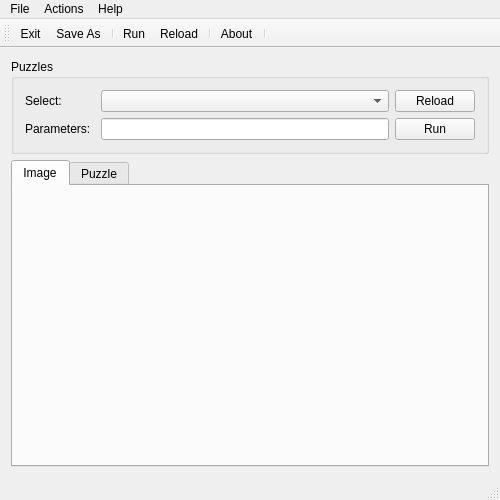
First picture: the form in ImagePuzzles/ImagePuzzles/src/forms/mainwindow.ui, repository Zingam/ImagePuzzles, before the edit.
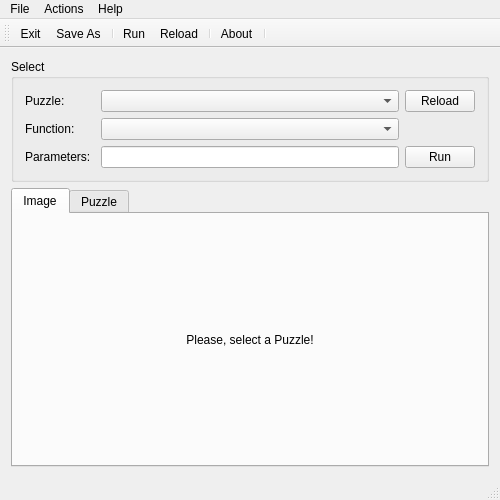
Second picture: the form after the edit.

Patch:
```diff
--- a/ImagePuzzles/ImagePuzzles/src/forms/mainwindow.ui
+++ b/ImagePuzzles/ImagePuzzles/src/forms/mainwindow.ui
@@ -12,7 +12,7 @@
   </property>
   <property name="minimumSize">
    <size>
-    <width>400</width>
+    <width>500</width>
     <height>500</height>
    </size>
   </property>
@@ -24,7 +24,7 @@
     <item>
      <widget class="QGroupBox" name="groupBox_Puzzles">
       <property name="title">
-       <string>Puzzles</string>
+       <string>Select</string>
       </property>
       <layout class="QVBoxLayout" name="verticalLayout_2">
        <item>
@@ -50,7 +50,7 @@
             </size>
            </property>
            <property name="text">
-            <string>Select:</string>
+            <string>Puzzle:</string>
            </property>
           </widget>
          </item>
@@ -69,6 +69,12 @@
              <verstretch>0</verstretch>
             </sizepolicy>
            </property>
+           <property name="maximumSize">
+            <size>
+             <width>70</width>
+             <height>16777215</height>
+            </size>
+           </property>
            <property name="toolTip">
             <string>Reload the selected Puzzle</string>
            </property>
@@ -82,6 +88,45 @@
        <item>
         <layout class="QHBoxLayout" name="horizontalLayout_Puzzles_02">
          <item>
+          <widget class="QLabel" name="label_Implementation">
+           <property name="minimumSize">
+            <size>
+             <width>70</width>
+             <height>0</height>
+            </size>
+           </property>
+           <property name="maximumSize">
+            <size>
+             <width>70</width>
+             <height>16777215</height>
+            </size>
+           </property>
+           <property name="text">
+            <string>Function:</string>
+           </property>
+          </widget>
+         </item>
+         <item>
+          <widget class="QComboBox" name="comboBox_Implementations"/>
+         </item>
+         <item>
+          <widget class="QLabel" name="label_Spacer">
+           <property name="maximumSize">
+            <size>
+             <width>70</width>
+             <height>16777215</height>
+            </size>
+           </property>
+           <property name="text">
+            <string/>
+           </property>
+          </widget>
+         </item>
+        </layout>
+       </item>
+       <item>
+        <layout class="QHBoxLayout" name="horizontalLayout_Puzzles_03">
+         <item>
           <widget class="QLabel" name="label_Puzzles_Parameters">
            <property name="sizePolicy">
             <sizepolicy hsizetype="Preferred" vsizetype="Preferred">
@@ -121,6 +166,12 @@
              <verstretch>0</verstretch>
             </sizepolicy>
            </property>
+           <property name="maximumSize">
+            <size>
+             <width>70</width>
+             <height>16777215</height>
+            </size>
+           </property>
            <property name="toolTip">
             <string>Run the selected Puzzle</string>
            </property>
@@ -155,6 +206,21 @@
        <attribute name="title">
         <string>Image</string>
        </attribute>
+       <layout class="QVBoxLayout" name="verticalLayout_4">
+        <item>
+         <widget class="QLabel" name="tab_label_Image">
+          <property name="text">
+           <string>Please, select a Puzzle!</string>
+          </property>
+          <property name="alignment">
+           <set>Qt::AlignCenter</set>
+          </property>
+          <property name="wordWrap">
+           <bool>true</bool>
+          </property>
+         </widget>
+        </item>
+       </layout>
       </widget>
       <widget class="QWidget" name="tab_PuzzleText">
        <attribute name="title">
```
Left out of the diff: 15 changed lines with no effect on the pictures.
